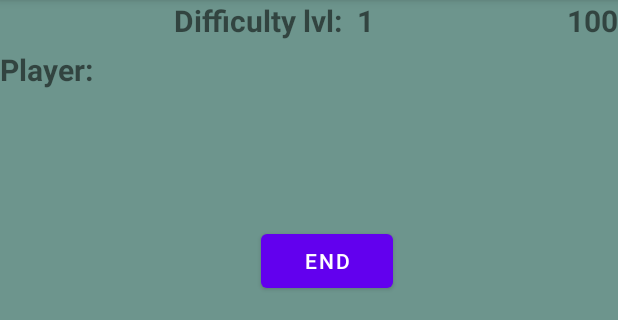
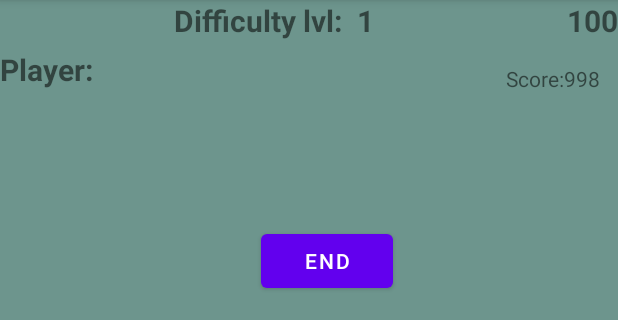
Before and after one commit to Achaudhari02/CS2340-Dungeon-Crawler-, an Android app: the GameActivity screen opened directly, with no data from a screen before it, on a phone screen of 412 x 824 dp, the part 84-404 px from its top. Run offline under Robolectric (Android 15) with nearby library versions, the phone set to English and light mode, and no system bars.

Commit message:
Add Score
Add Score
Pass in Score to Leaderboard

```diff
--- a/app/src/main/java/com/example/a2340c_team45/EndActivity.java
+++ b/app/src/main/java/com/example/a2340c_team45/EndActivity.java
@@ -15,8 +15,10 @@ public class EndActivity extends AppCompatActivity {
         super.onCreate(savedInstanceState);
         setContentView(R.layout.activity_end);
         ArrayList<LeaderboardEntry> leaderboardText = Leaderboard.getLeaderboard().getArrayList();
-
+        int score = getIntent().getIntExtra("score", 0);
+        String name = getIntent().getStringExtra("name");
         Leaderboard t = Leaderboard.getLeaderboard();
+        t.add(new LeaderboardEntry(name, score));
         t.add(new LeaderboardEntry("test", 5)); // entries temporarily added to test functionality
         t.add(new LeaderboardEntry("test1", 7));
         t.add(new LeaderboardEntry("test2", 8));
--- a/app/src/main/java/com/example/a2340c_team45/GameActivity.java
+++ b/app/src/main/java/com/example/a2340c_team45/GameActivity.java
@@ -9,12 +9,21 @@ import android.view.View;
 import android.widget.Button;
 import android.widget.ImageView;
 import android.widget.TextView;
+import java.time.Instant;
+import java.util.Calendar;
+import java.util.Date;
+import android.os.Handler;
 
 public class GameActivity extends AppCompatActivity {
     private TextView recieverMsgName;
     private TextView recieverMagDiff;
     private TextView startingHp;
     private Button endButton;
+    private TextView scoreView;
+    private int score = 1000;
+    private int time;
+    private String name;
+    private boolean running;
 
     @Override
     protected void onCreate(Bundle savedInstanceState) {
@@ -27,22 +36,32 @@ public class GameActivity extends AppCompatActivity {
         int diff = getIntent().getIntExtra("diff", 1);
         String diffStr = String.valueOf(diff);
         Intent intent = getIntent();
-        String name = intent.getStringExtra("name");
+        name = intent.getStringExtra("name");
         recieverMsgName.setText(name);
         recieverMagDiff.setText(diffStr);
-
+        scoreView = findViewById(R.id.scoreView);
+        running = true;
+        doTime();
         ImageView playerSprite = findViewById(R.id.player_sprite_id);
         Bitmap playerImagePath = intent.getParcelableExtra("skin");
         playerSprite.setImageBitmap(playerImagePath);
 
 
+
+
         endButton.setOnClickListener(new View.OnClickListener() {
             @Override
             public void onClick(View view) {
+                Calendar cl2 = Calendar.getInstance();
+                running = false;
+                score -= time;
                 Intent intent = new Intent(getApplicationContext(), EndActivity.class);
+                intent.putExtra("score", score);
+                intent.putExtra("name", name);
                 startActivities(new Intent[]{intent});
             }
         });
+
         if (diff == 1) {
 
             startingHp.setText("100");
@@ -52,13 +71,20 @@ public class GameActivity extends AppCompatActivity {
         } else {
             startingHp.setText("50");
         }
+    }
 
-
-
-
-
+    private void doTime() {
+        final Handler handler = new Handler();
+        handler.post(new Runnable() {
+            public void run() {
+                if (running) {
+                    time++;
+                    scoreView.setText("Score:" + (score - time));
+                }
+                handler.postDelayed(this, 1000);
+            }
+        });
 
     }
 
-
 }
--- a/app/src/main/res/layout/game_activity.xml
+++ b/app/src/main/res/layout/game_activity.xml
@@ -106,4 +106,14 @@
       app:layout_constraintEnd_toStartOf="@+id/endButton"
       app:layout_constraintTop_toBottomOf="@+id/textView2"
       app:srcCompat="@drawable/angel_idle_anim_f0" />
+
+  <TextView
+      android:id="@+id/scoreView"
+      android:layout_width="wrap_content"
+      android:layout_height="wrap_content"
+      android:layout_marginStart="75dp"
+      android:layout_marginTop="15dp"
+      android:text="TextView"
+      app:layout_constraintStart_toEndOf="@+id/endButton"
+      app:layout_constraintTop_toBottomOf="@+id/sel_diff_id" />
 </androidx.constraintlayout.widget.ConstraintLayout>
```
